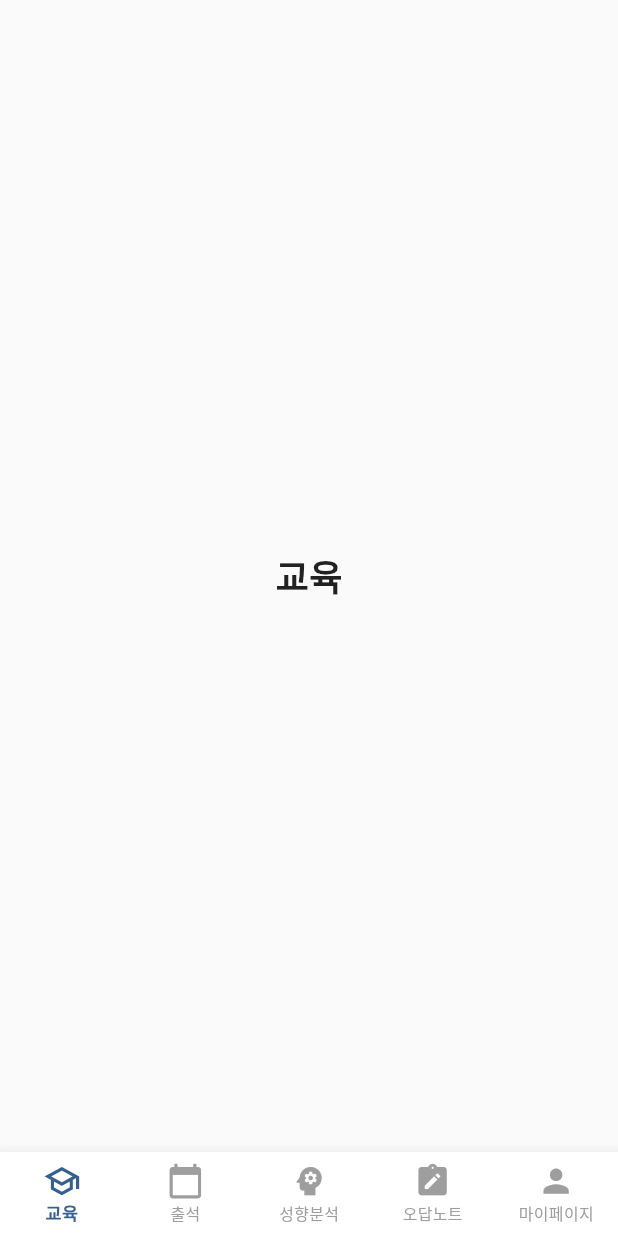
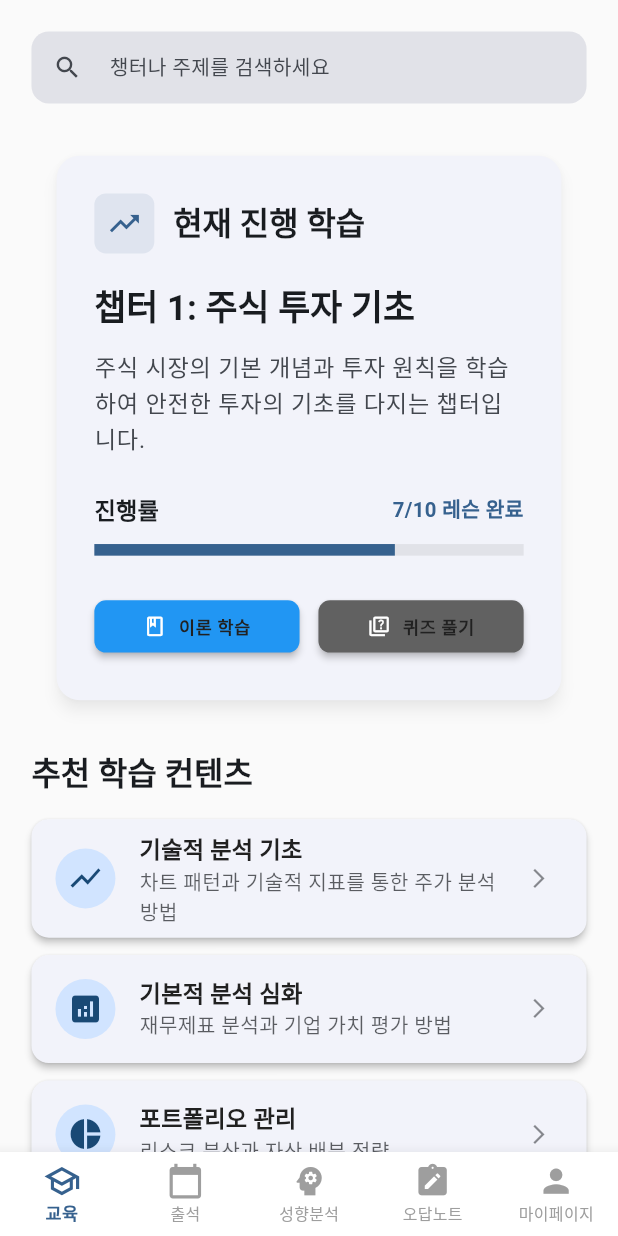
Before and after one commit to EM-H20/stocker, a Flutter app: the screen it shows after launch, on a phone screen of 412 x 824 dp. Run offline on Flutter 3.47's test engine with Material 3 defaults, Android fonts, the phone set to English and light mode, and no system bars; our stand-ins replace flutter_screenutil, go_router.

Commit message:
feat:education

```diff
--- a/lib/features/education/presentation/education_screen.dart
+++ b/lib/features/education/presentation/education_screen.dart
@@ -1,15 +1,137 @@
 import 'package:flutter/material.dart';
+import 'package:flutter_screenutil/flutter_screenutil.dart';
 
-class EducationScreen extends StatelessWidget {
+// 분리된 위젯들 import
+import 'widgets/search_bar_widget.dart';
+import 'widgets/recommended_content_card.dart';
+import 'widgets/current_learning_card.dart';
+
+class EducationScreen extends StatefulWidget {
   const EducationScreen({super.key});
 
   @override
+  State<EducationScreen> createState() => _EducationScreenState();
+}
+
+class _EducationScreenState extends State<EducationScreen> {
+  // 현재 진행 학습 데이터
+  Map<String, dynamic> currentLearning = {
+    'title': '챕터 1: 주식 투자 기초',
+    'description': '주식 시장의 기본 개념과 투자 원칙을 학습하여 안전한 투자의 기초를 다지는 챕터입니다.',
+    'progress': 0.7,
+    'progressText': '7/10 레슨 완료',
+    'icon': Icons.trending_up,
+  };
+
+  // 추천 학습 컨텐츠를 선택했을 때 현재 진행 학습으로 설정
+  void _selectRecommendedContent(Map<String, dynamic> content) {
+    setState(() {
+      currentLearning = {
+        'title': content['title'],
+        'description': content['description'],
+        'progress': 0.0, // 새로 시작하는 학습이므로 0%
+        'progressText': '0/10 레슨 완료',
+        'icon': content['icon'],
+      };
+    });
+    debugPrint('선택된 학습: ${content['title']}');
+  }
+
+  @override
   Widget build(BuildContext context) {
-    return const Scaffold(
-      body: Center(
-        child: Text(
-          '교육',
-          style: TextStyle(fontSize: 24, fontWeight: FontWeight.bold),
+    final theme = Theme.of(context);
+    final colorScheme = theme.colorScheme;
+
+    // 주식 관련 Mock Data
+    final stockEducationData = [
+      {
+        'title': '기술적 분석 기초',
+        'description': '차트 패턴과 기술적 지표를 통한 주가 분석 방법',
+        'icon': Icons.show_chart,
+      },
+      {
+        'title': '기본적 분석 심화',
+        'description': '재무제표 분석과 기업 가치 평가 방법',
+        'icon': Icons.analytics,
+      },
+      {
+        'title': '포트폴리오 관리',
+        'description': '리스크 분산과 자산 배분 전략',
+        'icon': Icons.pie_chart,
+      },
+      {
+        'title': '파생상품 투자',
+        'description': '옵션, 선물 등 파생상품의 이해와 활용',
+        'icon': Icons.trending_up,
+      },
+      {
+        'title': '글로벌 주식 투자',
+        'description': '해외 주식 시장 분석과 투자 전략',
+        'icon': Icons.public,
+      },
+      {
+        'title': '암호화폐 투자',
+        'description': '비트코인, 이더리움 등 암호화폐 투자 가이드',
+        'icon': Icons.currency_bitcoin,
+      },
+      {
+        'title': 'ESG 투자',
+        'description': '지속가능한 투자와 ESG 기업 평가',
+        'icon': Icons.eco,
+      },
+      {
+        'title': '리스크 관리',
+        'description': '투자 리스크 측정과 헤지 전략',
+        'icon': Icons.security,
+      },
+    ];
+
+    return Scaffold(
+      backgroundColor: colorScheme.surface,
+      body: SafeArea(
+        child: SingleChildScrollView(
+          padding: EdgeInsets.all(20.w),
+          child: Column(
+            crossAxisAlignment: CrossAxisAlignment.start,
+            children: [
+              // 검색바
+              const SearchBarWidget(hintText: '챙터나 주제를 검색하세요'),
+              SizedBox(height: 28.h),
+
+              // 현재 진행 학습 카드
+              CurrentLearningCard(
+                title: currentLearning['title'],
+                description: currentLearning['description'],
+                progress: currentLearning['progress'],
+                progressText: currentLearning['progressText'],
+                onTheoryPressed:
+                    () => debugPrint('${currentLearning['title']} 이론 학습 클릭'),
+                onQuizPressed:
+                    () => debugPrint('${currentLearning['title']} 퀴즈 풀기 클릭'),
+              ),
+              SizedBox(height: 28.h),
+
+              // 추천 학습 컨텐츠 제목
+              Text(
+                '추천 학습 컨텐츠',
+                style: theme.textTheme.titleLarge?.copyWith(
+                  color: colorScheme.onSurface,
+                  fontWeight: FontWeight.bold,
+                ),
+              ),
+              SizedBox(height: 16.h),
+
+              // 추천 학습 컨텐츠 리스트
+              ...stockEducationData.map((data) {
+                return RecommendedContentCard(
+                  title: data['title'] as String,
+                  description: data['description'] as String,
+                  icon: data['icon'] as IconData,
+                  onTap: () => _selectRecommendedContent(data),
+                );
+              }),
+            ],
+          ),
         ),
       ),
     );
--- /dev/null
+++ b/lib/features/education/presentation/widgets/chapter_info_card.dart
@@ -0,0 +1,115 @@
+import 'package:flutter/material.dart';
+import 'package:flutter_screenutil/flutter_screenutil.dart';
+
+/// 현재 진행 챕터 정보 카드 위젯
+///
+/// 챕터 제목, 설명, 진행률을 표시하는 재사용 가능한 카드 컴포넌트입니다.
+class ChapterInfoCard extends StatelessWidget {
+  const ChapterInfoCard({
+    super.key,
+    required this.title,
+    required this.description,
+    required this.progress,
+    required this.completedLessons,
+    required this.totalLessons,
+  });
+
+  final String title;
+  final String description;
+  final double progress; // 0.0 ~ 1.0
+  final int completedLessons;
+  final int totalLessons;
+
+  @override
+  Widget build(BuildContext context) {
+    final theme = Theme.of(context);
+    final colorScheme = theme.colorScheme;
+
+    return Card(
+      elevation: theme.cardTheme.elevation,
+      shape: theme.cardTheme.shape,
+      child: Padding(
+        padding: EdgeInsets.all(20.w),
+        child: Column(
+          crossAxisAlignment: CrossAxisAlignment.start,
+          children: [
+            // 챕터 헤더
+            Row(
+              children: [
+                Icon(
+                  Icons.play_circle_filled,
+                  color: colorScheme.primary,
+                  size: 24.sp,
+                ),
+                SizedBox(width: 12.w),
+                Text(
+                  '현재 진행 챕터',
+                  style: theme.textTheme.titleLarge?.copyWith(
+                    color: colorScheme.onSurface,
+                    fontWeight: FontWeight.bold,
+                  ),
+                ),
+              ],
+            ),
+            SizedBox(height: 16.h),
+
+            // 챕터 제목
+            Text(
+              title,
+              style: theme.textTheme.headlineSmall?.copyWith(
+                color: colorScheme.onSurface,
+                fontWeight: FontWeight.w600,
+              ),
+            ),
+            SizedBox(height: 8.h),
+
+            // 챕터 설명
+            Text(
+              description,
+              style: theme.textTheme.bodyLarge?.copyWith(
+                color: colorScheme.onSurface.withOpacity(0.7),
+                height: 1.5,
+              ),
+            ),
+            SizedBox(height: 20.h),
+
+            // 진행률 바
+            Column(
+              crossAxisAlignment: CrossAxisAlignment.start,
+              children: [
+                Row(
+                  mainAxisAlignment: MainAxisAlignment.spaceBetween,
+                  children: [
+                    Text(
+                      '진행률',
+                      style: theme.textTheme.titleMedium?.copyWith(
+                        color: colorScheme.onSurface,
+                        fontWeight: FontWeight.w600,
+                      ),
+                    ),
+                    Text(
+                      '$completedLessons/$totalLessons 레슨 완료',
+                      style: theme.textTheme.bodyMedium?.copyWith(
+                        color: colorScheme.primary,
+                        fontWeight: FontWeight.w600,
+                      ),
+                    ),
+                  ],
+                ),
+                SizedBox(height: 8.h),
+                LinearProgressIndicator(
+                  value: progress,
+                  backgroundColor: colorScheme.surfaceContainerHighest,
+                  valueColor: AlwaysStoppedAnimation<Color>(
+                    colorScheme.primary,
+                  ),
+                  minHeight: 8.h,
+                ),
+              ],
+            ),
+          ],
+        ),
+      ),
+    );
+  }
+}
--- /dev/null
+++ b/lib/features/education/presentation/widgets/current_learning_card.dart
@@ -0,0 +1,146 @@
+import 'package:flutter/material.dart';
+import 'package:flutter_screenutil/flutter_screenutil.dart';
+import '../../../../app/config/app_theme.dart';
+import '../../../../app/core/widgets/action_button.dart';
+
+class CurrentLearningCard extends StatelessWidget {
+  final String title;
+  final String description;
+  final double progress;
+  final String progressText;
+  final VoidCallback? onTheoryPressed;
+  final VoidCallback? onQuizPressed;
+
+  const CurrentLearningCard({
+    super.key,
+    required this.title,
+    required this.description,
+    required this.progress,
+    required this.progressText,
+    this.onTheoryPressed,
+    this.onQuizPressed,
+  });
+
+  @override
+  Widget build(BuildContext context) {
+    final theme = Theme.of(context);
+    final colorScheme = theme.colorScheme;
+
+    return Card(
+      elevation: 4,
+      shadowColor: colorScheme.shadow.withOpacity(0.3),
+      shape: RoundedRectangleBorder(borderRadius: BorderRadius.circular(16.r)),
+      child: Padding(
+        padding: EdgeInsets.all(24.w), // 기존 20.w에서 확대
+        child: Column(
+          crossAxisAlignment: CrossAxisAlignment.start,
+          children: [
+            // 챕터 헤더
+            Row(
+              children: [
+                Container(
+                  padding: EdgeInsets.all(8.w),
+                  decoration: BoxDecoration(
+                    color: colorScheme.primary.withOpacity(0.1),
+                    borderRadius: BorderRadius.circular(8.r),
+                  ),
+                  child: Icon(
+                    Icons.trending_up,
+                    color: colorScheme.primary,
+                    size: 24.sp,
+                  ),
+                ),
+                SizedBox(width: 12.w),
+                Expanded(
+                  child: Text(
+                    '현재 진행 학습',
+                    style: theme.textTheme.titleLarge?.copyWith(
+                      color: colorScheme.onSurface,
+                      fontWeight: FontWeight.bold,
+                    ),
+                  ),
+                ),
+              ],
+            ),
+            SizedBox(height: 20.h), // 기존 16.h에서 확대
+            // 챕터 제목
+            Text(
+              title,
+              style: theme.textTheme.headlineSmall?.copyWith(
+                color: colorScheme.onSurface,
+                fontWeight: FontWeight.bold,
+              ),
+            ),
+            SizedBox(height: 12.h), // 기존 8.h에서 확대
+            // 챕터 설명
+            Text(
+              description,
+              style: theme.textTheme.bodyLarge?.copyWith(
+                color: colorScheme.onSurfaceVariant,
+                height: 1.5,
+              ),
+            ),
+            SizedBox(height: 24.h), // 기존 20.h에서 확대
+            // 진행률 바
+            Column(
+              crossAxisAlignment: CrossAxisAlignment.start,
+              children: [
+                Row(
+                  mainAxisAlignment: MainAxisAlignment.spaceBetween,
+                  children: [
+                    Text(
+                      '진행률',
+                      style: theme.textTheme.titleMedium?.copyWith(
+                        color: colorScheme.onSurface,
+                        fontWeight: FontWeight.w600,
+                      ),
+                    ),
+                    Text(
+                      progressText,
+                      style: theme.textTheme.bodyMedium?.copyWith(
+                        color: colorScheme.primary,
+                        fontWeight: FontWeight.w600,
+                      ),
+                    ),
+                  ],
+                ),
+                SizedBox(height: 12.h), // 기존 8.h에서 확대
+                LinearProgressIndicator(
+                  value: progress,
+                  backgroundColor: colorScheme.surfaceContainerHighest,
+                  valueColor: AlwaysStoppedAnimation<Color>(
+                    colorScheme.primary,
+                  ),
+                  minHeight: 8.h,
+                ),
+              ],
+            ),
+            SizedBox(height: 24.h), // ActionButton을 위한 공간
+            // ActionButton 추가
+            Row(
+              children: [
+                Expanded(
+                  child: ActionButton(
+                    text: '이론 학습',
+                    icon: Icons.book_outlined,
+                    color: AppTheme.primaryColor, // app_theme.dart의 색상 사용
+                    onPressed: onTheoryPressed ?? () => debugPrint('이론 학습 클릭'),
+                  ),
+                ),
+                SizedBox(width: 12.w),
+                Expanded(
+                  child: ActionButton(
+                    text: '퀴즈 풀기',
+                    icon: Icons.quiz_outlined,
+                    color: AppTheme.grey700, // app_theme.dart의 강조색 사용
+                    onPressed: onQuizPressed ?? () => debugPrint('퀴즈 풀기 클릭'),
+                  ),
+                ),
+              ],
+            ),
+          ],
+        ),
+      ),
+    );
+  }
+}
--- /dev/null
+++ b/lib/features/education/presentation/widgets/recommended_content_card.dart
@@ -0,0 +1,54 @@
+import 'package:flutter/material.dart';
+import 'package:flutter_screenutil/flutter_screenutil.dart';
+
+/// 추천 학습 컨텐츠 카드 위젯
+///
+/// 추천 학습 컨텐츠를 표시하는 재사용 가능한 리스트 타일 카드입니다.
+class RecommendedContentCard extends StatelessWidget {
+  const RecommendedContentCard({
+    super.key,
+    required this.title,
+    required this.description,
+    this.icon = Icons.school,
+    this.onTap,
+  });
+
+  final String title;
+  final String description;
+  final IconData icon;
+  final VoidCallback? onTap;
+
+  @override
+  Widget build(BuildContext context) {
+    final theme = Theme.of(context);
+    final colorScheme = theme.colorScheme;
+
+    return Card(
+      margin: EdgeInsets.only(bottom: 12.h),
+      child: ListTile(
+        leading: CircleAvatar(
+          backgroundColor: colorScheme.primaryContainer,
+          child: Icon(icon, color: colorScheme.onPrimaryContainer),
+        ),
+        title: Text(
+          title,
+          style: theme.textTheme.titleMedium?.copyWith(
+            fontWeight: FontWeight.w600,
+          ),
+        ),
+        subtitle: Text(
+          description,
+          style: theme.textTheme.bodyMedium?.copyWith(
+            color: colorScheme.onSurface.withOpacity(0.7),
+          ),
+        ),
+        trailing: Icon(
+          Icons.arrow_forward_ios,
+          color: colorScheme.onSurface.withOpacity(0.5),
+          size: 16.sp,
+        ),
+        onTap: onTap,
+      ),
+    );
+  }
+}
--- /dev/null
+++ b/lib/features/education/presentation/widgets/search_bar_widget.dart
@@ -0,0 +1,57 @@
+import 'package:flutter/material.dart';
+import 'package:flutter_screenutil/flutter_screenutil.dart';
+
+/// 교육 화면용 검색바 위젯
+///
+/// 재사용 가능한 검색바 컴포넌트로, 힌트 텍스트와 스타일을
+/// 커스터마이징할 수 있습니다.
+class SearchBarWidget extends StatelessWidget {
+  const SearchBarWidget({
+    super.key,
+    this.hintText = '검색',
+    this.onChanged,
+    this.controller,
+  });
+
+  final String hintText;
+  final ValueChanged<String>? onChanged;
+  final TextEditingController? controller;
+
+  @override
+  Widget build(BuildContext context) {
+    final theme = Theme.of(context);
+    final colorScheme = theme.colorScheme;
+
+    return TextField(
+      controller: controller,
+      onChanged: onChanged,
+      decoration: InputDecoration(
+        hintText: hintText,
+        hintStyle: theme.textTheme.bodyMedium?.copyWith(
+          color: colorScheme.onSurfaceVariant,
+        ),
+        prefixIcon: Icon(
+          Icons.search,
+          color: colorScheme.onSurfaceVariant,
+          size: 20.sp,
+        ),
+        filled: true,
+        fillColor: colorScheme.surfaceContainerHighest,
+        border: OutlineInputBorder(
+          borderRadius: BorderRadius.circular(12.r),
+          borderSide: BorderSide.none,
+        ),
+        focusedBorder: OutlineInputBorder(
+          borderRadius: BorderRadius.circular(12.r),
+          borderSide: BorderSide(color: colorScheme.primary, width: 2.w),
+        ),
+        enabledBorder: OutlineInputBorder(
+          borderRadius: BorderRadius.circular(12.r),
+          borderSide: BorderSide.none,
+        ),
+        contentPadding: EdgeInsets.symmetric(horizontal: 16.w, vertical: 12.h),
+      ),
+      style: theme.textTheme.bodyMedium,
+    );
+  }
+}
```
